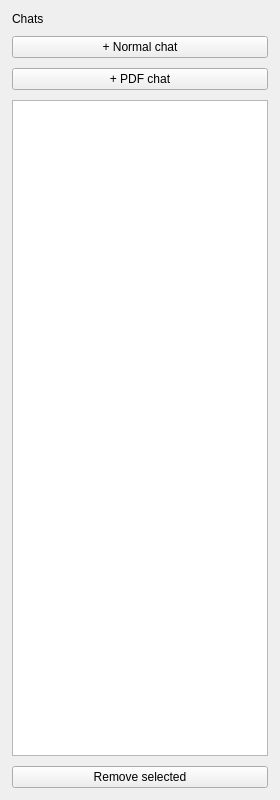
Above: promptlet_client/view/chat_history_view.ui from onurtas1993/promptlet before the change. Below: the same form after it.
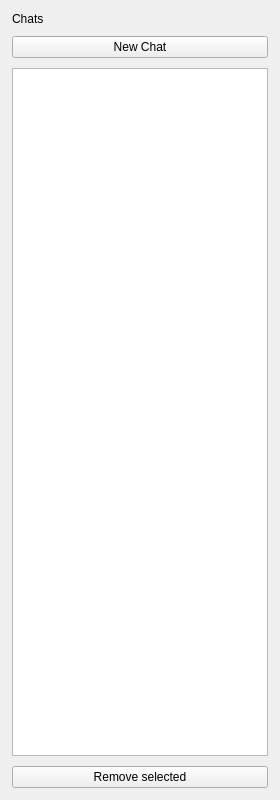
That is the form after the change.

Commit message: Made some GUI adjustments

Patch:
```diff
--- a/promptlet_client/view/chat_history_view.ui
+++ b/promptlet_client/view/chat_history_view.ui
@@ -48,13 +48,10 @@
    <item>
     <widget class="QPushButton" name="new_chat_btn">
      <property name="text">
-      <string>+ Normal chat</string>
+      <string>New Chat</string>
      </property>
     </widget>
    </item>
-   <item>
-    <widget class="QPushButton" name="new_pdf_chat_btn"><property name="text"><string>+ PDF chat</string></property></widget>
-   </item>
    <item>
     <widget class="QListWidget" name="chat_list">
      <property name="horizontalScrollBarPolicy">
```
The commit also changes 4 other files.
